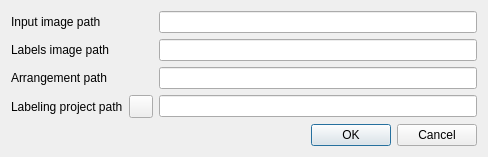
First picture: the form in demo/Arrangement_on_surface_2/qt/SaveProjectDialog.ui, repository oliviertournaire/QLabelling, before the edit.
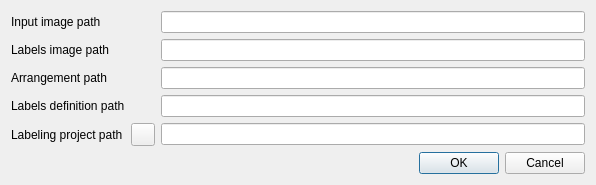
Second picture: the form after the edit. Icons and pictures are not drawn.

Commit message: #31 Update save project dialog to take into account labels definition path

```diff
--- a/demo/Arrangement_on_surface_2/qt/SaveProjectDialog.ui
+++ b/demo/Arrangement_on_surface_2/qt/SaveProjectDialog.ui
@@ -6,8 +6,8 @@
    <rect>
     <x>0</x>
     <y>0</y>
-    <width>488</width>
-    <height>149</height>
+    <width>596</width>
+    <height>175</height>
    </rect>
   </property>
   <property name="windowTitle">
@@ -27,15 +27,22 @@
        </property>
       </widget>
      </item>
-     <item row="0" column="2">
-      <widget class="QLineEdit" name="_lineEditInputImagePath">
+     <item row="3" column="2">
+      <widget class="QLineEdit" name="_lineEditLabelsDefinitionPath">
        <property name="readOnly">
         <bool>true</bool>
        </property>
       </widget>
      </item>
-     <item row="1" column="2">
-      <widget class="QLineEdit" name="_lineEditLabelsImagePath"/>
+     <item row="4" column="2">
+      <widget class="QLineEdit" name="_lineEditProjectPath"/>
+     </item>
+     <item row="3" column="0">
+      <widget class="QLabel" name="label_5">
+       <property name="text">
+        <string>Labels definition path</string>
+       </property>
+      </widget>
      </item>
      <item row="1" column="0">
       <widget class="QLabel" name="label_2">
@@ -47,8 +54,12 @@
      <item row="2" column="2">
       <widget class="QLineEdit" name="_lineEditArrangementPath"/>
      </item>
-     <item row="3" column="2">
-      <widget class="QLineEdit" name="_lineEditProjectPath"/>
+     <item row="0" column="2">
+      <widget class="QLineEdit" name="_lineEditInputImagePath">
+       <property name="readOnly">
+        <bool>true</bool>
+       </property>
+      </widget>
      </item>
      <item row="2" column="0">
       <widget class="QLabel" name="label_3">
@@ -57,14 +68,17 @@
        </property>
       </widget>
      </item>
-     <item row="3" column="0">
+     <item row="1" column="2">
+      <widget class="QLineEdit" name="_lineEditLabelsImagePath"/>
+     </item>
+     <item row="4" column="0">
       <widget class="QLabel" name="label_4">
        <property name="text">
         <string>Labeling project path</string>
        </property>
       </widget>
      </item>
-     <item row="3" column="1">
+     <item row="4" column="1">
       <widget class="QToolButton" name="_toolButtonProjectPath">
        <property name="text">
         <string/>
```
Left out of the diff: 12 changed lines with no effect on the pictures. The commit also changes 2 other files.
